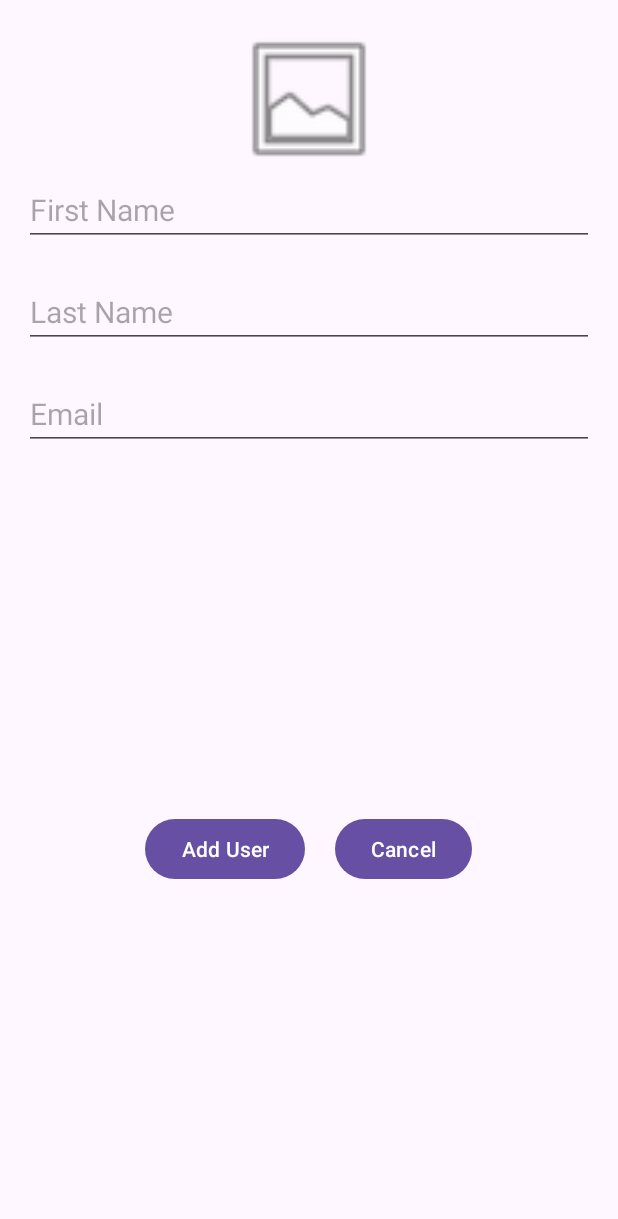
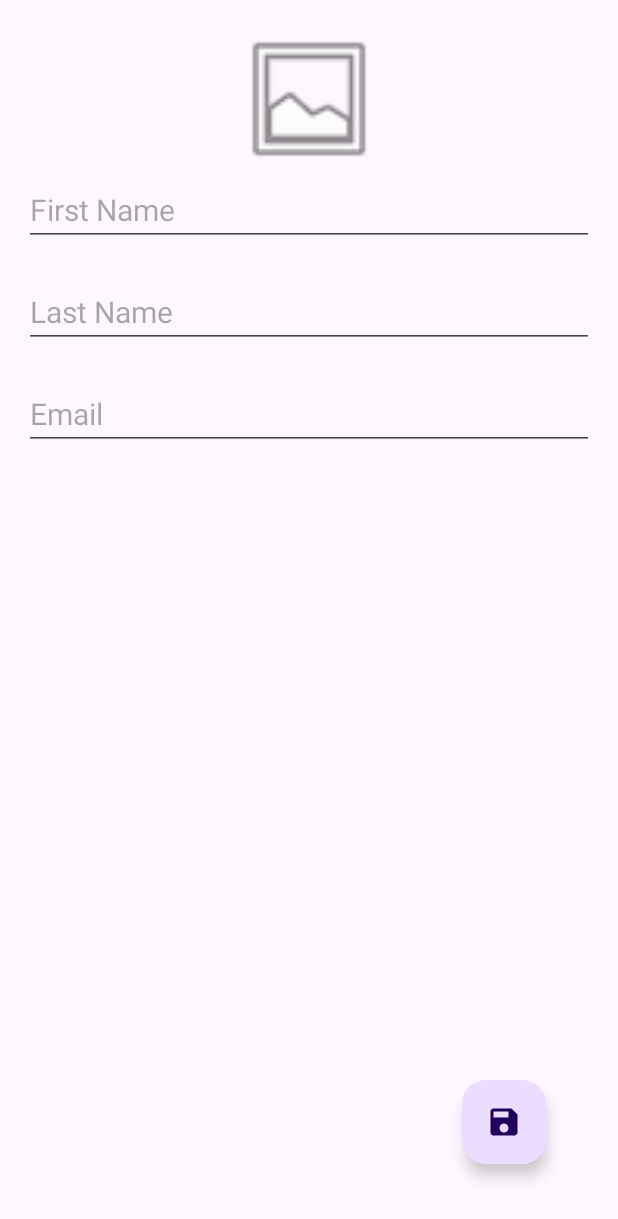
Before and after one commit to Shay-M/RetrofitRoomUserList, an Android app: the AddNewUserFragment screen opened through its navigation route, on a phone screen of 412 x 824 dp. Shown: the top 1219 px of the screen. Run offline under Robolectric (Android 15) with nearby library versions, the phone set to English and light mode, and no system bars; our stand-ins replace Room's generated code; pictures from the network do not load; 2 statements that could not run were skipped.

Commit message:
feat(ui): refactor add user ui
Refactor the add user UI to use a FloatingActionButton instead of
buttons. This simplifies the UI and makes it more consistent with
Material Design guidelines.

```diff
--- a/app/src/main/AndroidManifest.xml
+++ b/app/src/main/AndroidManifest.xml
@@ -6,7 +6,7 @@
     <uses-permission android:name="android.permission.ACCESS_NETWORK_STATE" />
     <uses-permission android:name="android.permission.ACCESS_WIFI_STATE" />
     <uses-permission android:name="android.permission.ACCESS_MEDIA_LOCATION" />
-    <uses-permission android:name="android.permission.READ_MEDIA_IMAGES" />
+
     <application
         android:allowBackup="true"
         android:dataExtractionRules="@xml/data_extraction_rules"
--- a/app/src/main/java/com/easysale/retrofitroomuserlist/MainActivity.java
+++ b/app/src/main/java/com/easysale/retrofitroomuserlist/MainActivity.java
@@ -14,7 +14,7 @@ public class MainActivity extends AppCompatActivity {
     protected void onCreate(Bundle savedInstanceState) {
         super.onCreate(savedInstanceState);
 
-        EdgeToEdge.enable(this); // Enables edge-to-edge content rendering
+//        EdgeToEdge.enable(this); // Enables edge-to-edge content rendering
         setContentView(R.layout.activity_main);
         ViewCompat.setOnApplyWindowInsetsListener(findViewById(R.id.main), (v, insets) -> {
             Insets systemBars = insets.getInsets(WindowInsetsCompat.Type.systemBars());
--- a/app/src/main/java/com/easysale/retrofitroomuserlist/ui/addnewuser/AddNewUserFragment.java
+++ b/app/src/main/java/com/easysale/retrofitroomuserlist/ui/addnewuser/AddNewUserFragment.java
@@ -82,11 +82,10 @@ public class AddNewUserFragment extends DialogFragment {
             }
         });
 
-        binding.cancelButton.setOnClickListener(this::navigateBackToUserList);
+//        binding.cancelButton.setOnClickListener(this::navigateBackToUserList);
     }
 
     private void navigateBackToUserList(View view) {
-        dismiss();
         Navigation.findNavController(view).navigate(R.id.action_addNewUserFragment_to_userListFragment);
     }
 
--- a/app/src/main/res/layout/fragment_add_new_user.xml
+++ b/app/src/main/res/layout/fragment_add_new_user.xml
@@ -57,29 +57,44 @@
         app:layout_constraintStart_toStartOf="parent"
         app:layout_constraintTop_toBottomOf="@id/lastNameEditText" />
 
-    <LinearLayout
-        android:layout_width="match_parent"
+    <com.google.android.material.floatingactionbutton.FloatingActionButton
+        android:id="@+id/addUserButton"
+        android:layout_width="wrap_content"
         android:layout_height="wrap_content"
-        android:layout_marginTop="24dp"
-        android:gravity="center"
-        android:orientation="horizontal"
+        android:layout_marginEnd="32dp"
+        android:layout_marginBottom="32dp"
+        android:clickable="true"
+        android:contentDescription="@string/add_a_user_button"
+        android:focusable="true"
+        android:src="@drawable/baseline_save_24"
         app:layout_constraintBottom_toBottomOf="parent"
-        app:layout_constraintEnd_toEndOf="parent"
-        app:layout_constraintStart_toStartOf="parent"
-        app:layout_constraintTop_toBottomOf="@id/emailEditText">
+        app:layout_constraintEnd_toEndOf="parent" />
 
-        <Button
-            android:id="@+id/addUserButton"
-            android:layout_width="wrap_content"
-            android:layout_height="wrap_content"
-            android:text="@string/add_user" />
+<!--    <LinearLayout-->
+<!--        android:layout_width="match_parent"-->
+<!--        android:layout_height="wrap_content"-->
+<!--        android:layout_marginTop="24dp"-->
+<!--        android:gravity="center"-->
+<!--        android:orientation="horizontal"-->
+<!--        app:layout_constraintBottom_toBottomOf="parent"-->
+<!--        app:layout_constraintEnd_toEndOf="parent"-->
+<!--        app:layout_constraintStart_toStartOf="parent"-->
+<!--        app:layout_constraintTop_toBottomOf="@id/emailEditText">-->
 
-        <Button
-            android:id="@+id/cancelButton"
-            android:layout_width="wrap_content"
-            android:layout_height="wrap_content"
-            android:layout_marginStart="20dp"
-            android:text="@string/cancel" />
-    </LinearLayout>
+<!--        <Button-->
+<!--            android:id="@+id/addUserButton"-->
+<!--            android:layout_width="wrap_content"-->
+<!--            android:layout_height="wrap_content"-->
+<!--            android:text="@string/add_user" />-->
+
+<!--        <Button-->
+<!--            android:id="@+id/cancelButton"-->
+<!--            android:layout_width="wrap_content"-->
+<!--            android:layout_height="wrap_content"-->
+<!--            android:layout_marginStart="20dp"-->
+<!--            android:text="@string/cancel" />-->
+<!--        -->
+<!--        -->
+<!--    </LinearLayout>-->
 
 </androidx.constraintlayout.widget.ConstraintLayout>
--- a/app/src/main/res/navigation/nav_graph.xml
+++ b/app/src/main/res/navigation/nav_graph.xml
@@ -14,7 +14,7 @@
             android:id="@+id/action_userListFragment_to_addNewUserFragment"
             app:destination="@id/addNewUserFragment"
             app:enterAnim="@anim/fragment_fade_in"
-            app:exitAnim="@anim/fragment_fade_in"
+            app:exitAnim="@anim/fragment_fade_out"
             app:popEnterAnim="@anim/fragment_fade_in"
             app:popExitAnim="@anim/fragment_fade_out" />
         <action
--- a/app/src/main/res/values/themes.xml
+++ b/app/src/main/res/values/themes.xml
@@ -1,9 +1,11 @@
 <resources xmlns:tools="http://schemas.android.com/tools">
     <!-- Base application theme. -->
     <style name="Base.Theme.RetrofitRoomUserList" parent="Theme.Material3.DayNight.NoActionBar">
-        <!-- Customize your light theme here. -->
+
         <!-- <item name="colorPrimary">@color/my_light_primary</item> -->
     </style>
 
+
+
     <style name="Theme.RetrofitRoomUserList" parent="Base.Theme.RetrofitRoomUserList" />
 </resources>
```
